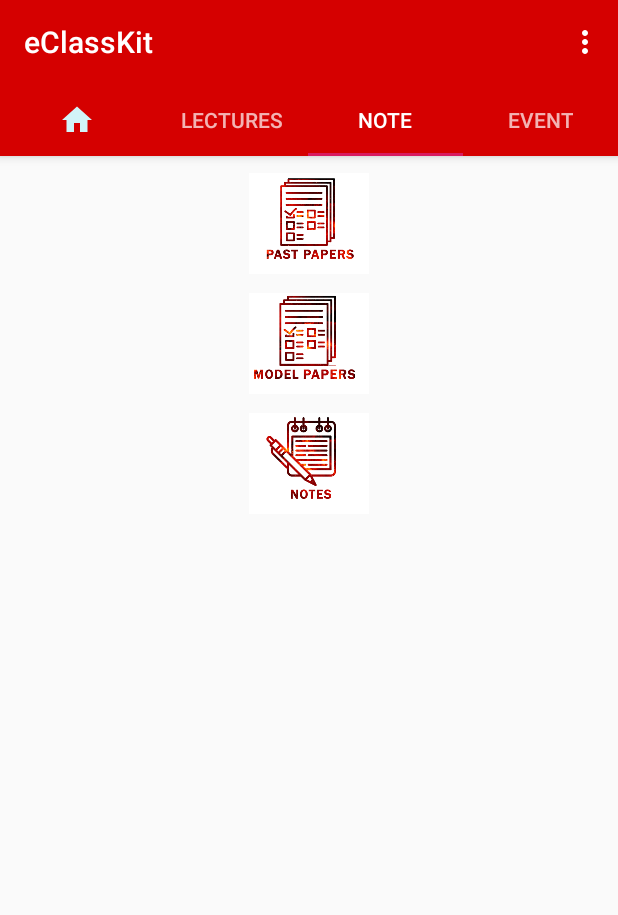
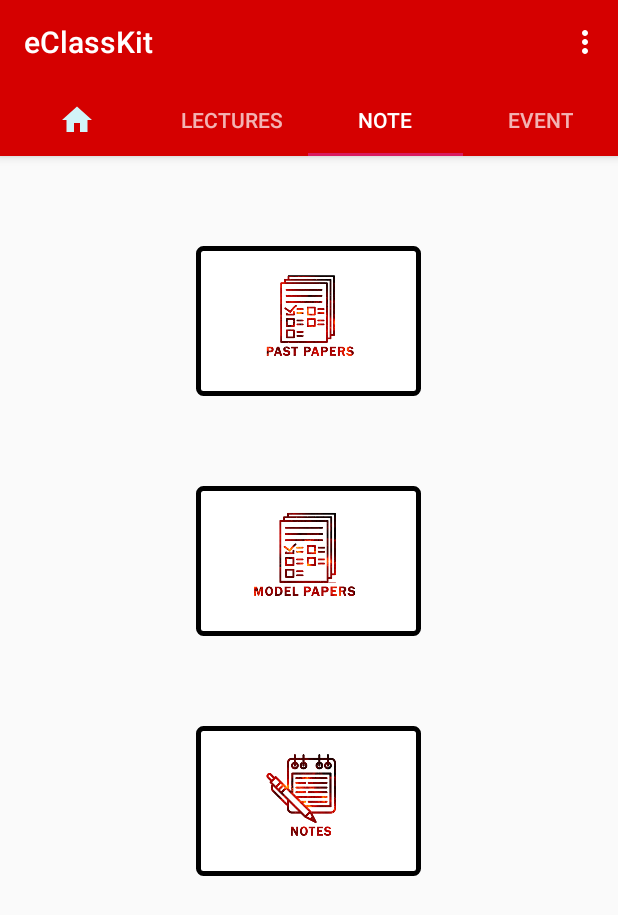
Before and after one commit to YasiruPriyadarshana/EClassKIT, an Android app: the screen it shows after launch once a user with an empty profile is signed in (MainActivity), tab 3 chosen, on a phone screen of 412 x 824 dp. Shown: the top 915 px of the screen. Run offline under Robolectric (Android 15) with nearby library versions, the phone set to English and light mode, and no system bars; our stand-ins replace Firebase (no records; nobody signed in at launch, a user with empty details on screens opened directly), Picasso; libraries missing offline, so code that uses them is left out: in.gauriinfotech.commons; pictures from the network do not load.

Commit message:
notes img

```diff
--- a/app/src/main/res/layout/fragment_notes_and_past_papers.xml
+++ b/app/src/main/res/layout/fragment_notes_and_past_papers.xml
@@ -13,27 +13,30 @@
 
         <ImageButton
             android:id="@+id/ibtn_pastpaper"
-            android:layout_width="80dp"
-            android:layout_height="70dp"
+            android:layout_width="150dp"
+            android:layout_height="100dp"
             android:layout_gravity="center"
-            android:layout_marginTop="10dp"
-            android:layout_marginBottom="10dp"
+            android:layout_marginTop="60dp"
+            android:layout_marginBottom="30dp"
+            android:background="@drawable/home_button_bg"
             android:src="@mipmap/pastpapers_foreground" />
 
         <ImageButton
             android:id="@+id/ibtn_modelpapers"
-            android:layout_width="80dp"
-            android:layout_height="70dp"
+            android:layout_width="150dp"
+            android:layout_height="100dp"
             android:layout_gravity="center"
-            android:layout_marginBottom="10dp"
+            android:layout_margin="30dp"
+            android:background="@drawable/home_button_bg"
             android:src="@mipmap/modelpapers_foreground" />
 
         <ImageButton
             android:id="@+id/ibtn_notes"
-            android:layout_width="80dp"
-            android:layout_height="70dp"
+            android:layout_width="150dp"
+            android:layout_height="100dp"
             android:layout_gravity="center"
-            android:layout_marginBottom="10dp"
+            android:layout_margin="30dp"
+            android:background="@drawable/home_button_bg"
             android:src="@mipmap/notes_foreground" />
 
     </LinearLayout>
```
